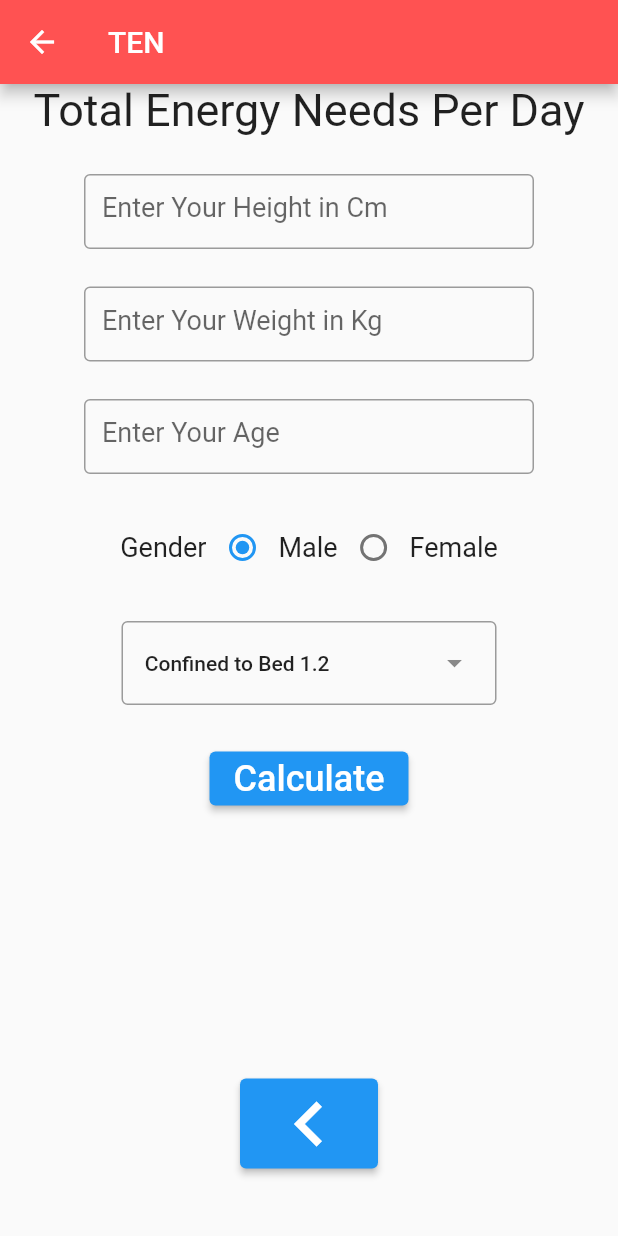
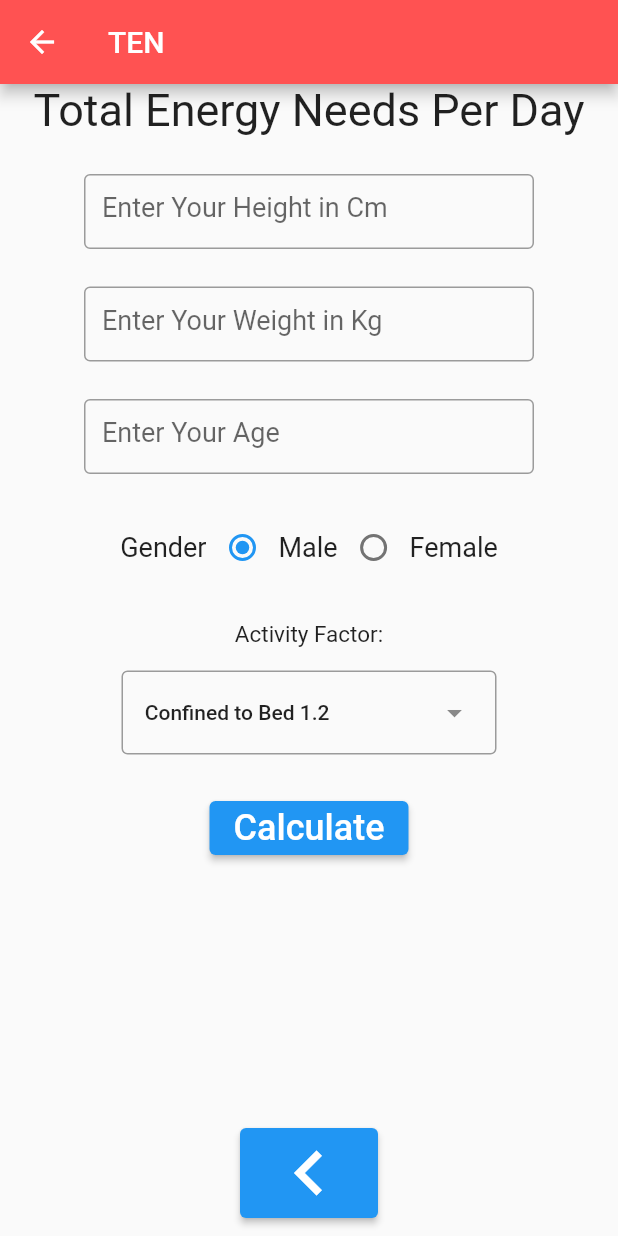
Before and after one commit to AliKomayha/HealthMate_Calc, a Flutter app: the tenPage screen opened directly, on a phone screen of 412 x 824 dp. Run offline on Flutter 3.47's test engine with Material 2 defaults, Android fonts, the phone set to English and light mode, and no system bars.

Commit message:
adding missing info

```diff
--- a/lib/tenPage.dart
+++ b/lib/tenPage.dart
@@ -42,6 +42,8 @@ class _tenPageState extends State<tenPage> {
             SizedBox(height: 25.0),
             Gender(ten: _ten),
             SizedBox(height: 25.0),
+            const Text("Activity Factor:", style: TextStyle(fontSize: 15),),
+            SizedBox(height:15.0),
             MyDropdownMenu(updateActivity: updateActivity),
             SizedBox(height: 25.0),
             ElevatedButton(onPressed: () {validate();}, child: Text('Calculate', style: TextStyle(fontSize: 24.0),)),
```
